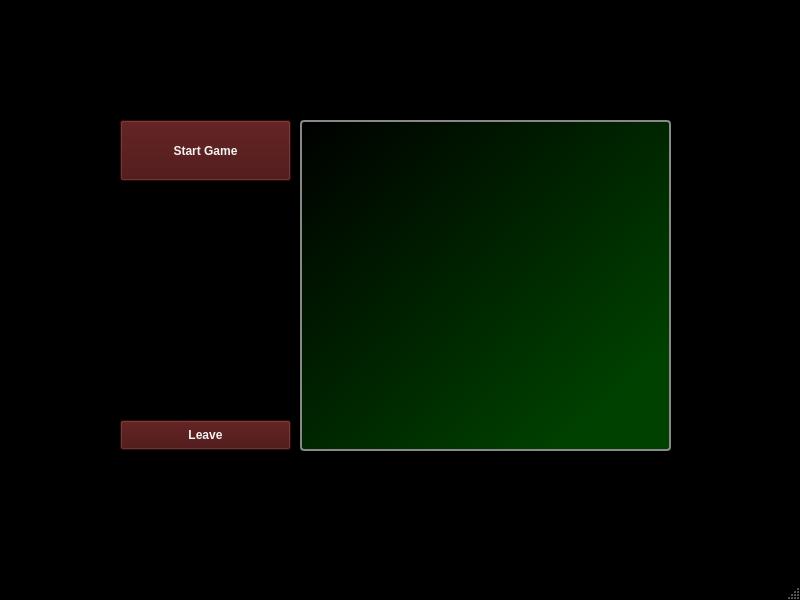
Qt form mainwindow.ui (NareszcieCosSieDzieje/SK-Wisielec) before a commit.
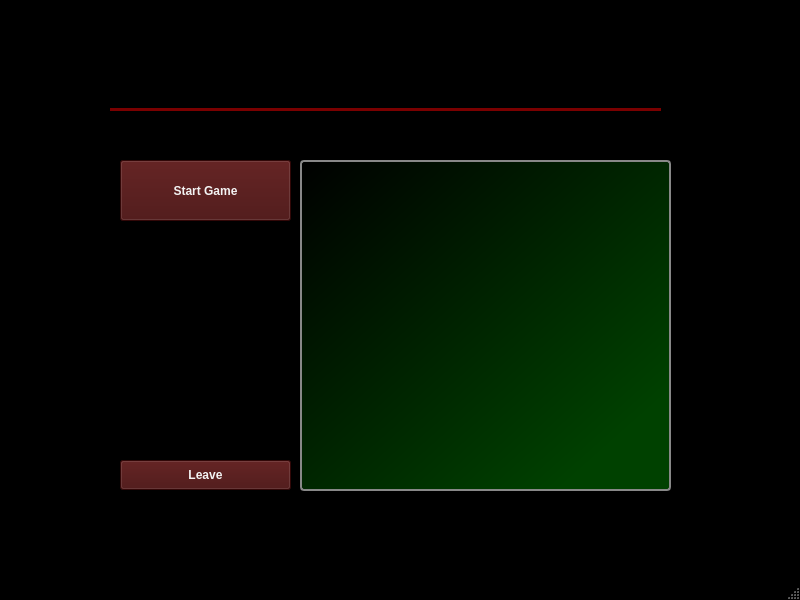
The same form after that commit. The open tabs and pages were chosen to show the change.

```diff
--- a/mainwindow.ui
+++ b/mainwindow.ui
@@ -407,7 +407,7 @@
       <property name="geometry">
        <rect>
         <x>300</x>
-        <y>120</y>
+        <y>160</y>
         <width>371</width>
         <height>331</height>
        </rect>
@@ -436,7 +436,7 @@
       <property name="geometry">
        <rect>
         <x>120</x>
-        <y>420</y>
+        <y>460</y>
         <width>171</width>
         <height>30</height>
        </rect>
@@ -454,17 +454,22 @@
      <widget class="QLabel" name="labelSrvName">
       <property name="geometry">
        <rect>
-        <x>180</x>
-        <y>40</y>
-        <width>461</width>
+        <x>110</x>
+        <y>60</y>
+        <width>551</width>
         <height>51</height>
        </rect>
       </property>
       <property name="font">
        <font>
-        <pointsize>100</pointsize>
+        <pointsize>28</pointsize>
        </font>
       </property>
+      <property name="styleSheet">
+       <string notr="true">border-bottom: 3px solid rgb(122, 0, 0);
+padding-bottom: 5px;
+color: white;</string>
+      </property>
       <property name="text">
        <string/>
       </property>
@@ -473,7 +478,7 @@
       <property name="geometry">
        <rect>
         <x>120</x>
-        <y>120</y>
+        <y>160</y>
         <width>171</width>
         <height>61</height>
        </rect>
```
Left out of the diff: 2 changed lines with no effect on the pictures.
